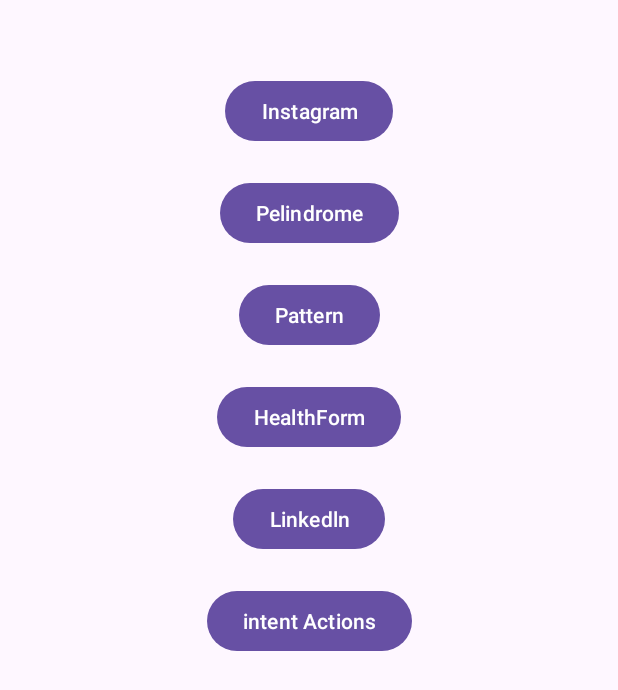
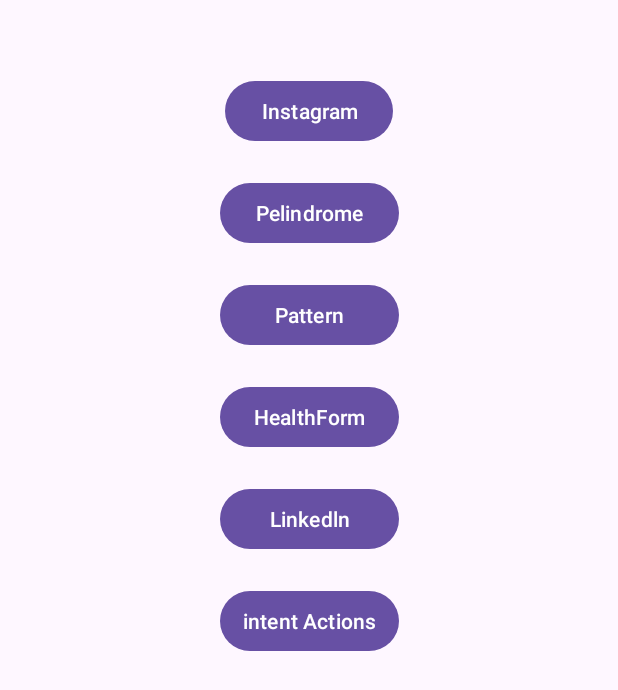
Before and after one commit to sajidshaikh20/AndroidProjects, an Android app: the screen it shows after launch (MainActivity), on a phone screen of 412 x 824 dp. Shown: the top 690 px of the screen. Run offline under Robolectric (Android 15) with nearby library versions, the phone set to English and light mode, and no system bars.

Commit message:
button sized fixed

```diff
--- a/app/src/main/res/layout/activity_main.xml
+++ b/app/src/main/res/layout/activity_main.xml
@@ -22,48 +22,50 @@
         android:layout_height="wrap_content"
         android:layout_marginTop="20dp"
         android:text="Pelindrome"
-        app:layout_constraintStart_toStartOf="parent"
-        app:layout_constraintEnd_toEndOf="parent"
+        app:layout_constraintStart_toStartOf="@id/instagrambtn"
+        app:layout_constraintEnd_toEndOf="@+id/instagrambtn"
         app:layout_constraintTop_toBottomOf="@+id/instagrambtn"
         />
     <com.google.android.material.button.MaterialButton
         android:id="@+id/patternbtn"
-        android:layout_width="wrap_content"
+        android:layout_width="0dp"
         android:layout_height="wrap_content"
         android:layout_marginTop="20dp"
         app:layout_constraintTop_toBottomOf="@id/Pelindromebtn"
-        app:layout_constraintStart_toStartOf="parent"
-        app:layout_constraintEnd_toEndOf="parent"
+        app:layout_constraintStart_toStartOf="@+id/Pelindromebtn"
+        app:layout_constraintEnd_toEndOf="@+id/Pelindromebtn"
         android:text="Pattern"
         />
     <com.google.android.material.button.MaterialButton
         android:id="@+id/healthformbtn"
-        android:layout_width="wrap_content"
+        android:layout_width="0dp"
         android:layout_height="wrap_content"
         android:layout_marginTop="20dp"
         app:layout_constraintTop_toBottomOf="@id/patternbtn"
-        app:layout_constraintStart_toStartOf="parent"
-        app:layout_constraintEnd_toEndOf="parent"
+        app:layout_constraintStart_toStartOf="@+id/patternbtn"
+        app:layout_constraintEnd_toEndOf="@+id/patternbtn"
+        android:padding="1dp"
         android:text="HealthForm"
         />
     <com.google.android.material.button.MaterialButton
         android:id="@+id/linkedlnbtn"
-        android:layout_width="wrap_content"
+        android:layout_width="0dp"
         android:layout_height="wrap_content"
         android:layout_marginTop="20dp"
         app:layout_constraintTop_toBottomOf="@id/healthformbtn"
-        app:layout_constraintStart_toStartOf="parent"
-        app:layout_constraintEnd_toEndOf="parent"
+        app:layout_constraintStart_toStartOf="@+id/healthformbtn"
+        app:layout_constraintEnd_toEndOf="@+id/healthformbtn"
         android:text="Linkedln"
         />
     <com.google.android.material.button.MaterialButton
         android:id="@+id/intentsbtn"
-        android:layout_width="wrap_content"
+        android:layout_width="0dp"
         android:layout_height="wrap_content"
         android:layout_marginTop="20dp"
+        android:padding="1dp"
         app:layout_constraintTop_toBottomOf="@id/linkedlnbtn"
-        app:layout_constraintStart_toStartOf="parent"
-        app:layout_constraintEnd_toEndOf="parent"
+        app:layout_constraintStart_toStartOf="@+id/linkedlnbtn"
+        app:layout_constraintEnd_toEndOf="@+id/linkedlnbtn"
         android:text="intent Actions"
         />
 </androidx.constraintlayout.widget.ConstraintLayout>
```
